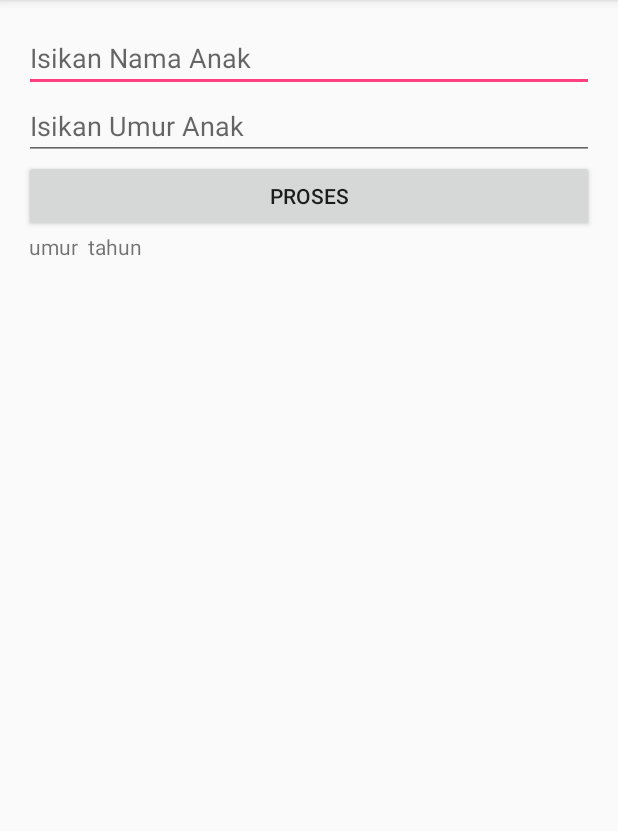
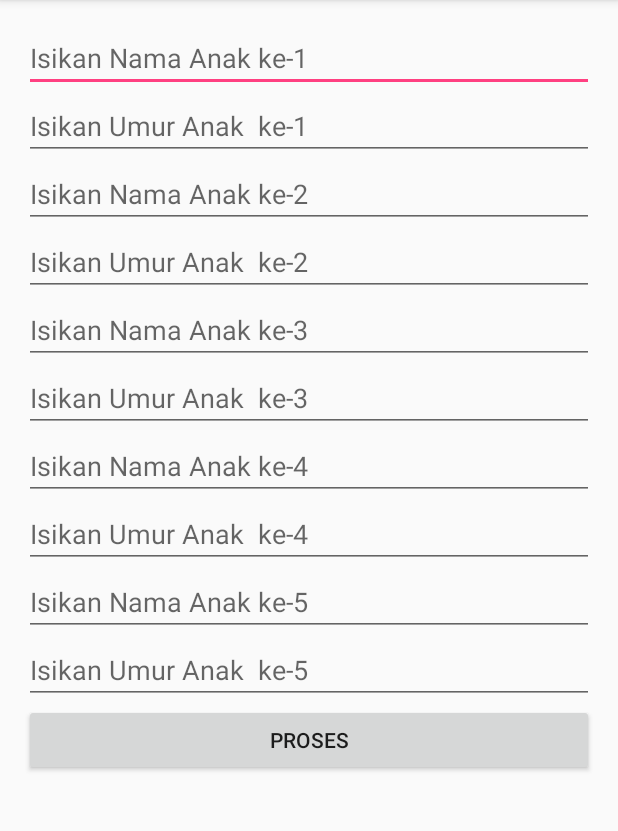
Before and after one commit to Nafakhrian/AdvanceWidget1, an Android app: the screen it shows after launch (MainActivity), after a tap on "PROSES", on a phone screen of 412 x 824 dp, the part 84-915 px from its top. Run offline under Robolectric (Android 15) with nearby library versions, the phone set to English and light mode, and no system bars.

Commit message:
Widget Programming Part 2

```diff
--- a/app/src/main/java/id/sch/smktelkom_mlg/learn/advancewidget1/MainActivity.java
+++ b/app/src/main/java/id/sch/smktelkom_mlg/learn/advancewidget1/MainActivity.java
@@ -16,16 +16,9 @@ public class MainActivity extends AppCompatActivity {
         super.onCreate(savedInstanceState);
         setContentView(R.layout.activity_main);
 
-        LinearLayout llMain = (LinearLayout) findViewById(R.id.linearLayoutMain);
+        final LinearLayout llMain = (LinearLayout) findViewById(R.id.linearLayoutMain);
 
-        final EditText etNama = new EditText(this);
-        llMain.addView(etNama);
-        etNama.setHint("Isikan Nama Anak");
-
-        final EditText etUmur = new EditText(this);
-        llMain.addView(etUmur);
-        etUmur.setHint("Isikan Umur Anak");
-        etUmur.setInputType(InputType.TYPE_CLASS_NUMBER);
+        addEditText(llMain);
 
         Button bProses = new Button(this);
         bProses.setText("Proses");
@@ -36,12 +29,41 @@ public class MainActivity extends AppCompatActivity {
         bProses.setOnClickListener(new View.OnClickListener() {
                                        @Override
                                        public void onClick(View view) {
-                                           String nama = etNama.getText().toString();
-                                           String umur = etUmur.getText().toString();
-
-                                           tvHasil.setText(nama + " umur " + umur + " tahun");
+                                           doProses(llMain);
                                        }
                                    }
         );
     }
+
+    private void doProses(LinearLayout llMain) {
+        String hasil = "";
+        for (int i = 0; i < 5; i++) {
+            EditText etNama = (EditText) llMain.getChildAt(0);
+            EditText etUmur = (EditText) llMain.getChildAt(1);
+
+            String nama = etNama.getText().toString();
+            String umur = etUmur.getText().toString();
+
+            if (umur.isEmpty())
+                umur = "0";
+            if (!nama.isEmpty())
+                hasil += "Anak ke-" + (i + 1) + ": " + nama + " umur " + umur + " tahun\n";
+        }
+
+        TextView tvHasil = (TextView) llMain.getChildAt(11);
+        tvHasil.setText(hasil);
+    }
+
+    private void addEditText(LinearLayout llMain) {
+        for (int i = 1; i <= 5; i++) {
+            final EditText etNama = new EditText(this);
+            llMain.addView(etNama);
+            etNama.setHint("Isikan Nama Anak ke-" + i);
+
+            final EditText etUmur = new EditText(this);
+            llMain.addView(etUmur);
+            etUmur.setHint("Isikan Umur Anak  ke-" + i);
+            etUmur.setInputType(InputType.TYPE_CLASS_NUMBER);
+        }
+    }
 }
```
